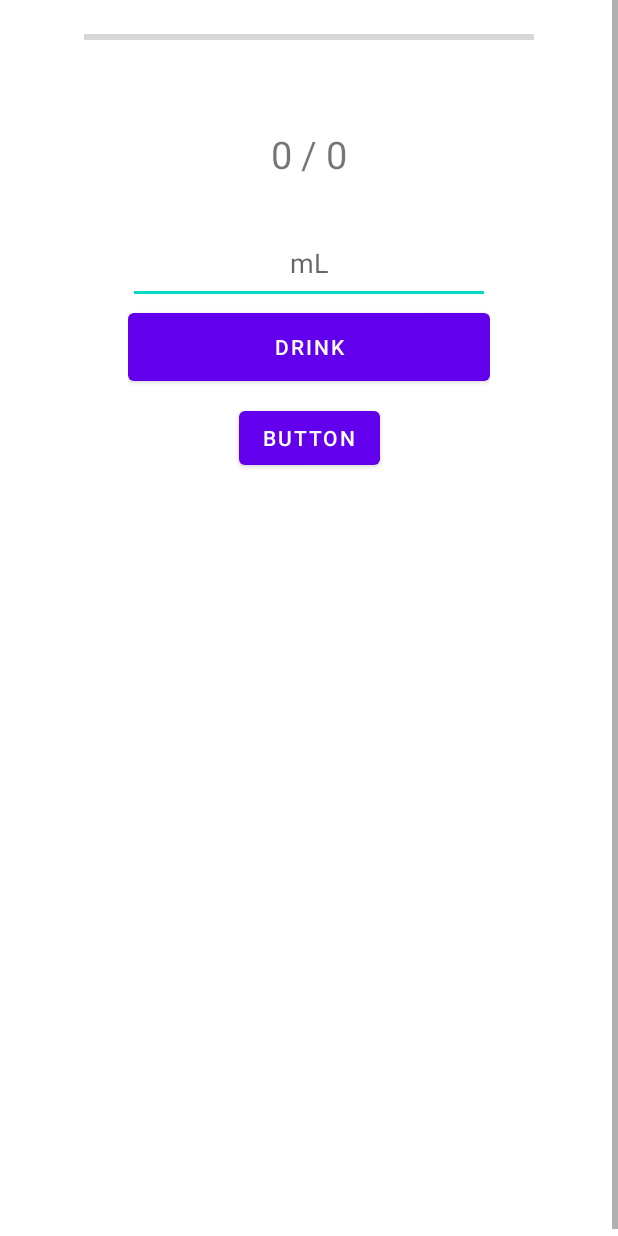
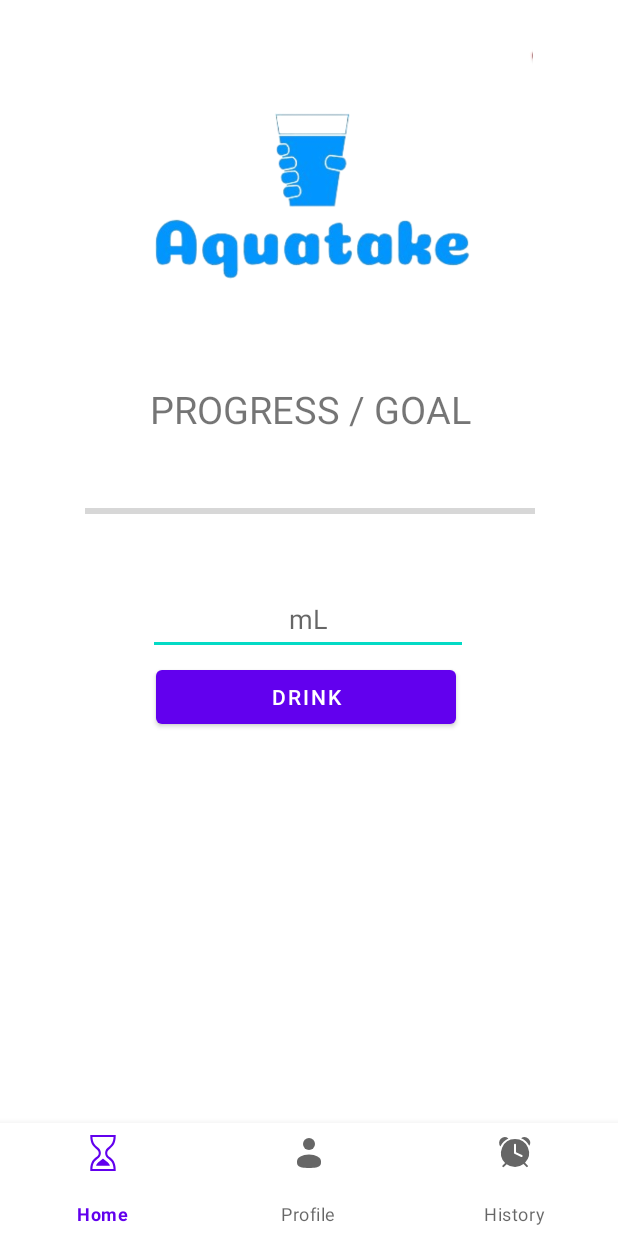
Before and after one commit to SaggyMassiveFuckingSackOfCode/AquaTake, an Android app: the Home screen opened directly, with no data from a screen before it, on a phone screen of 412 x 824 dp. Run offline under Robolectric (Android 15) with nearby library versions, the light colour scheme and no system bars.

Commit message:
NEGA MANE HAYEH~

```diff
--- a/app/src/main/java/com/example/aquatake/DatabaseManager.java
+++ b/app/src/main/java/com/example/aquatake/DatabaseManager.java
@@ -3,10 +3,8 @@ package com.example.aquatake;
 import android.content.ContentValues;
 import android.content.Context;
 import android.database.Cursor;
-import android.database.DatabaseUtils;
 import android.database.sqlite.SQLiteDatabase;
 import android.database.sqlite.SQLiteOpenHelper;
-import android.widget.Toast;
 
 import java.text.SimpleDateFormat;
 import java.util.ArrayList;
--- /dev/null
+++ b/app/src/main/java/com/example/aquatake/FirstFragment.java
@@ -0,0 +1,52 @@
+package com.example.aquatake;
+
+import android.os.Bundle;
+import android.text.TextUtils;
+import android.view.LayoutInflater;
+import android.view.View;
+import android.view.ViewGroup;
+import android.widget.EditText;
+import android.widget.Toast;
+
+import androidx.fragment.app.Fragment;
+
+import java.text.SimpleDateFormat;
+import java.util.Calendar;
+import java.util.Date;
+
+public class FirstFragment extends Fragment {
+    private EditText etAmount;
+
+
+    public FirstFragment(){
+        // require a empty public constructor
+    }
+
+    @Override
+    public View onCreateView(LayoutInflater inflater, ViewGroup container, Bundle savedInstanceState) {
+        View view = inflater.inflate(R.layout.fragment_first, container, false);
+        etAmount = view.findViewById(R.id.etAmount);
+        return view;
+    }
+
+    public void onClickDrink(View view) {
+        try{
+            if(TextUtils.isEmpty(etAmount.getText().toString())){
+                Toast.makeText(getActivity(), "Please enter empty field(s)", Toast.LENGTH_SHORT).show();
+                return;
+            }
+            Calendar calendar = Calendar.getInstance();
+            Date currentDate = calendar.getTime();
+            SimpleDateFormat dateFormat = new SimpleDateFormat("MM-dd-yyyy");
+            String date = dateFormat.format(currentDate);
+            SimpleDateFormat timeFormat = new SimpleDateFormat("HH:mm:ss");
+            String time = timeFormat.format(currentDate);
+            Home.Database.insertIntakeRecord(date, time, Integer.parseInt(etAmount.getText().toString()));
+        } catch (NumberFormatException e) {
+            Toast.makeText(getActivity(), "Invalid number format for age, height, or weight", Toast.LENGTH_SHORT).show();
+        } catch (Exception e) {
+            Toast.makeText(getActivity(), "An error occurred. Please try again.", Toast.LENGTH_SHORT).show();
+            e.printStackTrace();
+        }
+    }
+}
--- a/app/src/main/java/com/example/aquatake/Home.java
+++ b/app/src/main/java/com/example/aquatake/Home.java
@@ -1,114 +1,55 @@
 package com.example.aquatake;
 
+import android.os.Bundle;
+import android.view.MenuItem;
+
+import androidx.annotation.NonNull;
 import androidx.appcompat.app.AppCompatActivity;
 
-import android.content.Intent;
-import android.graphics.Color;
-import android.os.Bundle;
-import android.text.TextUtils;
-import android.transition.Fade;
-import android.transition.Transition;
-import android.transition.TransitionManager;
-import android.view.View;
-import android.view.ViewGroup;
-import android.widget.Button;
-import android.widget.EditText;
-import android.widget.LinearLayout;
-import android.widget.TextView;
-import android.widget.Toast;
+import com.google.android.material.bottomnavigation.BottomNavigationView;
 
-import org.w3c.dom.Text;
+public class Home extends AppCompatActivity implements BottomNavigationView
+        .OnNavigationItemSelectedListener {
 
-import java.text.SimpleDateFormat;
-import java.util.Calendar;
-import java.util.Date;
-
-public class Home extends AppCompatActivity {
-
-    private TextView tvProgress;
-    private Button btnDrink;
-    private EditText etAmount;
-    private DatabaseManager db;
-
-    private LinearLayout viewLayout;
-
-    private Fade fade;
-    private static int progress, goal;
+    BottomNavigationView navigationView;
+    FirstFragment firstFragment = new FirstFragment();
+    SecondFragment secondFragment = new SecondFragment();
+    ThirdFragment thirdFragment = new ThirdFragment();
+    public static DatabaseManager Database;
 
     @Override
     protected void onCreate(Bundle savedInstanceState) {
         super.onCreate(savedInstanceState);
         setContentView(R.layout.activity_home);
-        db = new DatabaseManager(this);
-        progress = 0;
-        goal = 0;
-        tvProgress = findViewById(R.id.tvProgress);
-        btnDrink = findViewById(R.id.btnDrink);
-        etAmount = findViewById(R.id.etAmount);
-        tvProgress.setText( progress + " / " + goal);
-        viewLayout = findViewById(R.id.loRecords);
-        fade = new Fade();
-        fade.setDuration(300);
-        displayRecords();
+        Database = new DatabaseManager(this);
+        navigationView = findViewById(R.id.bottomNavigationView);
+        navigationView.setOnNavigationItemSelectedListener(this);
+        navigationView.setSelectedItemId(R.id.home);
     }
+    @Override
+    public boolean onNavigationItemSelected(@NonNull MenuItem item) {
+        switch (item.getItemId()) {
+            case R.id.home:
+                getSupportFragmentManager()
+                        .beginTransaction()
+                        .replace(R.id.flFragment, firstFragment)
+                        .commit();
+                return true;
 
-    public void onClickDrink(View view) {
-        try{
-            if(TextUtils.isEmpty(etAmount.getText().toString())){
-                Toast.makeText(this, "Please enter empty field(s)", Toast.LENGTH_SHORT).show();
-                return;
-            }
-            Calendar calendar = Calendar.getInstance();
-            Date currentDate = calendar.getTime();
-            SimpleDateFormat dateFormat = new SimpleDateFormat("MM-dd-yyyy");
-            String date = dateFormat.format(currentDate);
-            SimpleDateFormat timeFormat = new SimpleDateFormat("HH:mm:ss");
-            String time = timeFormat.format(currentDate);
-            db.insertIntakeRecord(date, time, Integer.parseInt(etAmount.getText().toString()));
-        } catch (NumberFormatException e) {
-            Toast.makeText(this, "Invalid number format for age, height, or weight", Toast.LENGTH_SHORT).show();
-        } catch (Exception e) {
-            Toast.makeText(this, "An error occurred. Please try again.", Toast.LENGTH_SHORT).show();
-            e.printStackTrace();
+            case R.id.profile:
+                getSupportFragmentManager()
+                        .beginTransaction()
+                        .replace(R.id.flFragment, secondFragment)
+                        .commit();
+                return true;
+
+            case R.id.history:
+                getSupportFragmentManager()
+                        .beginTransaction()
+                        .replace(R.id.flFragment, thirdFragment)
+                        .commit();
+                return true;
         }
-        displayRecords();
-    }
-
-    public void displayRecords() {
-        viewLayout.removeAllViews();
-        String[][] intakeRecords = db.getIntakeRecordForToday();
-        for (String[] record : intakeRecords) {
-            LinearLayout recordLayout = new LinearLayout(this);
-            recordLayout.setBackgroundColor(Color.parseColor("#808080"));
-            LinearLayout.LayoutParams layoutParams = new LinearLayout.LayoutParams(
-                    LinearLayout.LayoutParams.MATCH_PARENT, LinearLayout.LayoutParams.WRAP_CONTENT
-            );
-            layoutParams.setMargins(0, 0, 0, 20);
-            recordLayout.setOrientation(LinearLayout.VERTICAL);
-            recordLayout.setPadding(20, 20, 20, 20);
-            recordLayout.setLayoutParams(layoutParams);
-            TransitionManager.beginDelayedTransition(viewLayout, fade);
-
-            TextView dateTextView = new TextView(this);
-            dateTextView.setText("Date: " + record[0]);
-            dateTextView.setTextColor(Color.parseColor("#000000"));
-            recordLayout.addView(dateTextView);
-
-            TextView timeTextView = new TextView(this);
-            timeTextView.setText("Time: " + record[1]);
-            timeTextView.setTextColor(Color.parseColor("#000000"));
-            recordLayout.addView(timeTextView);
-
-            TextView amountTextView = new TextView(this);
-            amountTextView.setText("Amount: " + record[2]);
-            amountTextView.setTextColor(Color.parseColor("#000000"));
-            recordLayout.addView(amountTextView);
-
-            viewLayout.addView(recordLayout);
-        }
-    }
-
-    public void onClickClear(View view) {
-        db.clearRecords();
+        return false;
     }
 }
--- a/app/src/main/java/com/example/aquatake/MainActivity.java
+++ b/app/src/main/java/com/example/aquatake/MainActivity.java
@@ -3,11 +3,8 @@ package com.example.aquatake;
 import android.content.Intent;
 import android.os.Bundle;
 import android.os.Handler;
-import android.widget.Toast;
 
 import androidx.appcompat.app.AppCompatActivity;
-
-import java.util.Set;
 
 public class MainActivity extends AppCompatActivity {
     private DatabaseManager db;
--- /dev/null
+++ b/app/src/main/java/com/example/aquatake/ThirdFragment.java
@@ -0,0 +1,21 @@
+package com.example.aquatake;
+
+import android.os.Bundle;
+import android.view.LayoutInflater;
+import android.view.View;
+import android.view.ViewGroup;
+
+import androidx.fragment.app.Fragment;
+
+public class ThirdFragment extends Fragment {
+
+    public ThirdFragment(){
+        // require a empty public constructor
+    }
+
+    @Override
+    public View onCreateView(LayoutInflater inflater, ViewGroup container, Bundle savedInstanceState) {
+
+        return inflater.inflate(R.layout.fragment_third, container, false);
+    }
+}
--- a/app/src/main/res/layout/activity_home.xml
+++ b/app/src/main/res/layout/activity_home.xml
@@ -1,97 +1,30 @@
 <?xml version="1.0" encoding="utf-8"?>
-<ScrollView
-    xmlns:android="http://schemas.android.com/apk/res/android"
+<androidx.constraintlayout.widget.ConstraintLayout xmlns:android="http://schemas.android.com/apk/res/android"
     xmlns:app="http://schemas.android.com/apk/res-auto"
     xmlns:tools="http://schemas.android.com/tools"
+    android:id="@+id/constraintLayout"
     android:layout_width="match_parent"
-    android:layout_height="wrap_content"
-    tools:layout_editor_absoluteX="1dp"
-    tools:layout_editor_absoluteY="1dp"
-    android:fillViewport="true">
+    android:layout_height="match_parent"
+    tools:context=".Home">
 
-    <androidx.constraintlayout.widget.ConstraintLayout
+    <FrameLayout
+        android:id="@+id/flFragment"
         android:layout_width="match_parent"
-        android:layout_height="wrap_content"
-        tools:context=".Home">
+        android:layout_height="0dp"
+        app:layout_constraintBottom_toTopOf="@+id/bottomNavigationView"
+        app:layout_constraintEnd_toEndOf="parent"
+        app:layout_constraintHorizontal_bias="0.5"
+        app:layout_constraintStart_toStartOf="parent"
+        app:layout_constraintTop_toTopOf="parent" />
 
-        <LinearLayout
-            android:id="@+id/linearLayout"
-            android:layout_width="241dp"
-            android:layout_height="112dp"
-            android:layout_margin="10dp"
-            android:orientation="vertical"
-            app:layout_constraintBottom_toBottomOf="parent"
-            app:layout_constraintEnd_toEndOf="parent"
-            app:layout_constraintStart_toStartOf="parent"
-            app:layout_constraintTop_toTopOf="parent"
-            app:layout_constraintVertical_bias="0.198">
+    <com.google.android.material.bottomnavigation.BottomNavigationView
+        android:id="@+id/bottomNavigationView"
+        android:layout_width="match_parent"
+        android:layout_height="75dp"
+        app:layout_constraintBottom_toBottomOf="parent"
+        app:layout_constraintEnd_toEndOf="parent"
+        app:layout_constraintHorizontal_bias="0.5"
+        app:layout_constraintStart_toStartOf="parent"
+        app:menu="@menu/bottom_nav_menu"/>
 
-            <EditText
-                android:id="@+id/etAmount"
-                android:layout_width="match_parent"
-                android:layout_height="wrap_content"
-                android:layout_weight="1"
-                android:ems="10"
-                android:gravity="center"
-                android:inputType="number"
-                android:singleLine="true"
-                android:hint="mL" />
-
-            <Button
-                android:id="@+id/btnDrink"
-                android:layout_width="match_parent"
-                android:layout_height="wrap_content"
-                android:layout_weight="1"
-                android:text="Drink"
-                android:onClick="onClickDrink"/>
-        </LinearLayout>
-
-        <TextView
-            android:id="@+id/tvProgress"
-            android:layout_width="300dp"
-            android:layout_height="50dp"
-            android:layout_marginBottom="20dp"
-            android:gravity="center"
-            android:text="PROGRESS / GOAL"
-            android:textSize="25dp"
-            app:layout_constraintBottom_toTopOf="@+id/linearLayout"
-            app:layout_constraintEnd_toEndOf="@+id/linearLayout"
-            app:layout_constraintHorizontal_bias="0.508"
-            app:layout_constraintStart_toStartOf="@+id/linearLayout" />
-
-        <ProgressBar
-            android:id="@+id/progressBar2"
-            style="?android:attr/progressBarStyleHorizontal"
-            android:layout_width="300dp"
-            android:layout_height="50dp"
-            android:layout_marginBottom="28dp"
-            app:layout_constraintBottom_toTopOf="@+id/tvProgress"
-            app:layout_constraintEnd_toEndOf="@+id/tvProgress"
-            app:layout_constraintHorizontal_bias="0.0"
-            app:layout_constraintStart_toStartOf="@+id/tvProgress" />
-
-        <Button
-            android:id="@+id/button"
-            android:layout_width="wrap_content"
-            android:layout_height="wrap_content"
-            android:onClick="onClickClear"
-            android:text="Button"
-            app:layout_constraintBottom_toBottomOf="@+id/loRecords"
-            app:layout_constraintEnd_toEndOf="@+id/linearLayout"
-            app:layout_constraintStart_toStartOf="@+id/linearLayout"
-            app:layout_constraintTop_toBottomOf="@+id/linearLayout"
-            app:layout_constraintVertical_bias="0.245" />
-
-        <LinearLayout
-            android:id="@+id/loRecords"
-            android:layout_width="match_parent"
-            android:layout_height="wrap_content"
-            android:orientation="vertical"
-            app:layout_constraintBottom_toBottomOf="parent"
-            app:layout_constraintEnd_toEndOf="@+id/linearLayout"
-            app:layout_constraintStart_toStartOf="@+id/linearLayout"
-            app:layout_constraintTop_toBottomOf="@+id/linearLayout"
-            app:layout_constraintVertical_bias="0.143">
-        </LinearLayout>
-    </androidx.constraintlayout.widget.ConstraintLayout>
-</ScrollView>
+</androidx.constraintlayout.widget.ConstraintLayout>
--- /dev/null
+++ b/app/src/main/res/layout/fragment_first.xml
@@ -0,0 +1,73 @@
+<?xml version="1.0" encoding="utf-8"?>
+<androidx.constraintlayout.widget.ConstraintLayout xmlns:android="http://schemas.android.com/apk/res/android"
+    xmlns:app="http://schemas.android.com/apk/res-auto"
+    xmlns:tools="http://schemas.android.com/tools"
+    android:id="@+id/frameLayout3"
+    android:layout_width="match_parent"
+    android:layout_height="match_parent"
+    tools:context=".FirstFragment">
+
+    <ImageView
+        android:id="@+id/imageView"
+        android:layout_width="311dp"
+        android:layout_height="201dp"
+        android:layout_centerVertical="true"
+        app:layout_constraintBottom_toBottomOf="parent"
+        app:layout_constraintEnd_toEndOf="parent"
+        app:layout_constraintHorizontal_bias="0.44"
+        app:layout_constraintStart_toStartOf="parent"
+        app:layout_constraintTop_toTopOf="parent"
+        app:layout_constraintVertical_bias="0.05"
+        app:srcCompat="@drawable/logo" />
+
+    <TextView
+        android:id="@+id/tvProgress"
+        android:layout_width="300dp"
+        android:layout_height="48dp"
+        android:layout_marginTop="20dp"
+        android:gravity="center"
+        android:text="PROGRESS / GOAL"
+        android:textSize="25dp"
+        app:layout_constraintEnd_toEndOf="parent"
+        app:layout_constraintHorizontal_bias="0.504"
+        app:layout_constraintStart_toStartOf="parent"
+        app:layout_constraintTop_toBottomOf="@+id/imageView" />
+
+    <ProgressBar
+        android:id="@+id/progressBar"
+        style="?android:attr/progressBarStyleHorizontal"
+        android:layout_width="300dp"
+        android:layout_height="48dp"
+        android:layout_marginTop="20dp"
+        app:layout_constraintEnd_toEndOf="@+id/tvProgress"
+        app:layout_constraintHorizontal_bias="0.0"
+        app:layout_constraintStart_toStartOf="@+id/tvProgress"
+        app:layout_constraintTop_toBottomOf="@+id/tvProgress" />
+
+    <EditText
+        android:id="@+id/etAmount"
+        android:layout_width="wrap_content"
+        android:layout_height="48dp"
+        android:layout_marginTop="24dp"
+        android:ems="10"
+        android:inputType="number"
+        android:hint="mL"
+        android:gravity="center"
+        app:layout_constraintEnd_toEndOf="@+id/progressBar"
+        app:layout_constraintHorizontal_bias="0.488"
+        app:layout_constraintStart_toStartOf="@+id/progressBar"
+        app:layout_constraintTop_toBottomOf="@+id/progressBar" />
+
+    <Button
+        android:id="@+id/btnDrink"
+        android:layout_width="200dp"
+        android:layout_height="wrap_content"
+        android:layout_marginTop="4dp"
+        android:onClick="onClickDrink"
+        android:text="DRINK"
+        app:layout_constraintEnd_toEndOf="@+id/etAmount"
+        app:layout_constraintHorizontal_bias="0.4"
+        app:layout_constraintStart_toStartOf="@+id/etAmount"
+        app:layout_constraintTop_toBottomOf="@+id/etAmount" />
+
+</androidx.constraintlayout.widget.ConstraintLayout>
--- /dev/null
+++ b/app/src/main/res/menu/bottom_nav_menu.xml
@@ -0,0 +1,16 @@
+<?xml version="1.0" encoding="utf-8"?>
+<menu xmlns:android="http://schemas.android.com/apk/res/android">
+
+    <item
+        android:id="@+id/home"
+        android:title="Home"
+        android:icon="@drawable/hour_glass_svgrepo_com"/>
+    <item
+        android:id="@+id/profile"
+        android:title="Profile"
+        android:icon="@drawable/user_svgrepo_com"/>
+    <item
+        android:id="@+id/history"
+        android:title="History"
+        android:icon="@drawable/alarm_clock_svgrepo_com__1_"/>
+</menu>
```
Also changed, not shown: app/src/main/java/com/example/aquatake/SecondFragment.java (added, +42 -0 lines), app/src/main/res/layout/fragment_second.xml (added, +102 -0 lines), app/src/main/res/layout/fragment_third.xml (added, +20 -0 lines).
